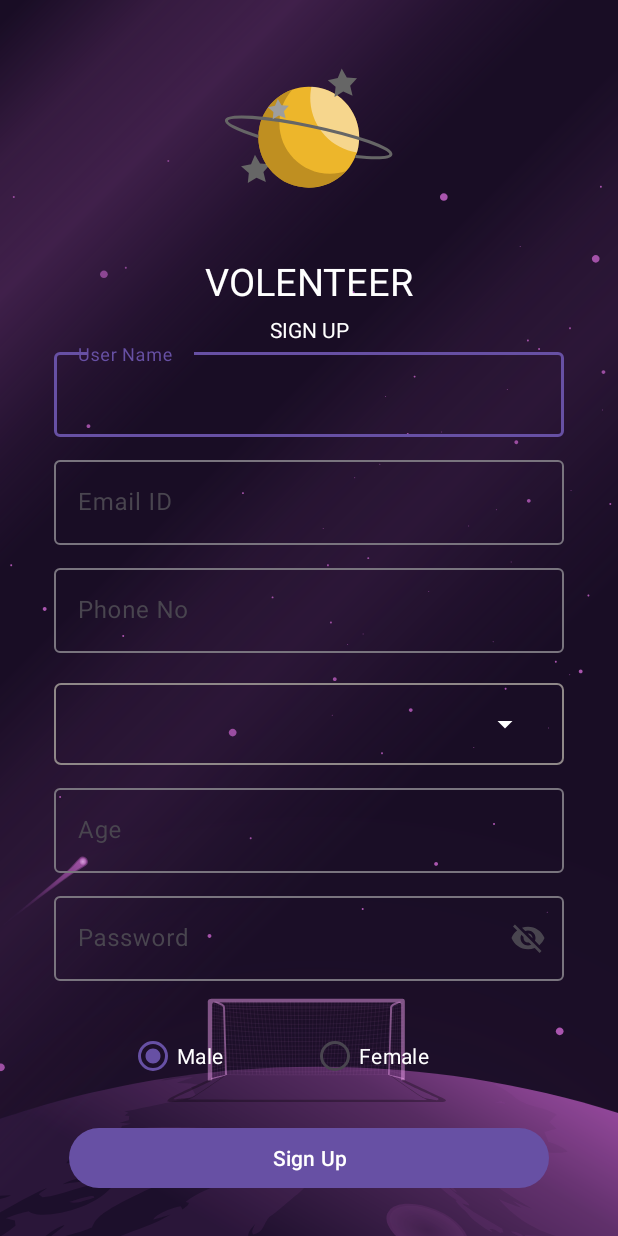
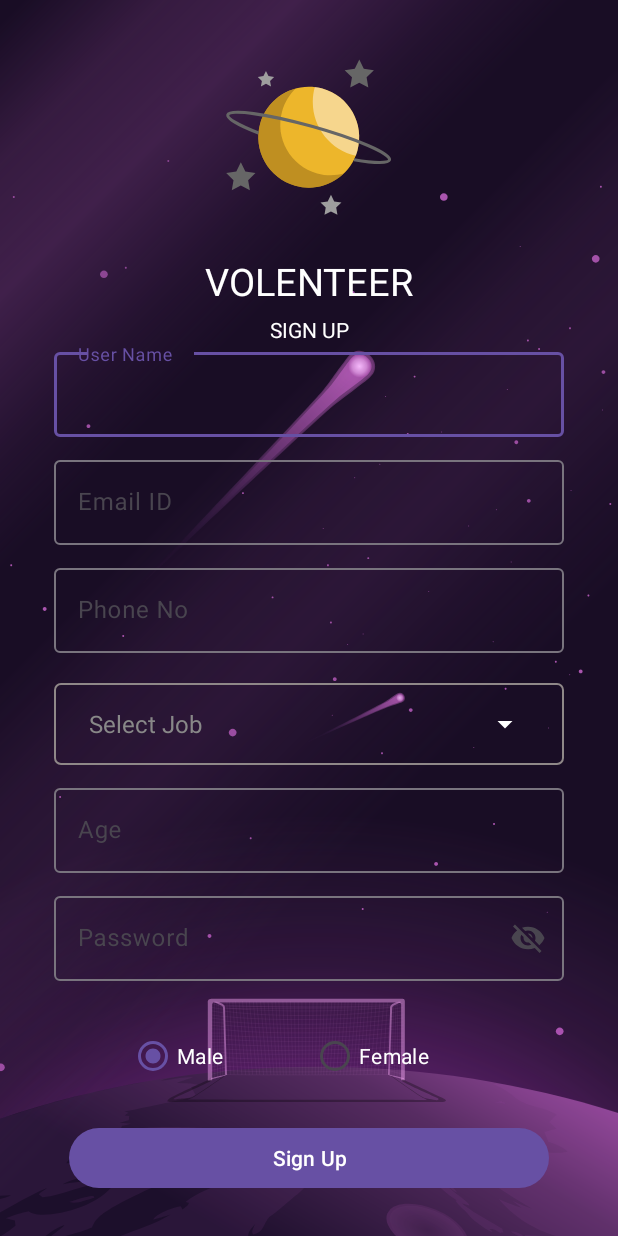
Before and after one commit to harsh9165253988/kenjy_tris, an Android app: the userSignup screen opened directly, with no data from a screen before it, after a tap on an icon or button, on a phone screen of 412 x 824 dp. Run offline under Robolectric (Android 15) with nearby library versions, the phone set to English and light mode, and no system bars; our stand-ins replace Firebase (no records; nobody signed in at launch, a user with empty details on screens opened directly); libraries missing offline, so code that uses them is left out: com.basgeekball.awesomevalidation; 6 statements that could not run were skipped; 2 other taps on this screen came first.

Commit message:
job selection on user signup added

```diff
--- a/app/build.gradle.kts
+++ b/app/build.gradle.kts
@@ -42,4 +42,6 @@
     androidTestImplementation("androidx.test.espresso:espresso-core:3.5.1")
     implementation ("com.basgeekball:awesome-validation:4.3")
     implementation ("com.airbnb.android:lottie:6.1.0")
+    implementation(platform("com.google.firebase:firebase-bom:32.5.0"))
+    implementation("com.google.firebase:firebase-database")
 }
--- a/app/src/main/java/com/example/project/userSignup.java
+++ b/app/src/main/java/com/example/project/userSignup.java
@@ -4,13 +4,17 @@
 import androidx.appcompat.app.AppCompatActivity;
 
 import android.content.Intent;
+import android.graphics.Color;
 import android.os.Bundle;
 import android.util.Log;
 import android.util.Patterns;
 import android.view.View;
+import android.widget.AdapterView;
+import android.widget.ArrayAdapter;
 import android.widget.Button;
 import android.widget.EditText;
 import android.widget.RadioButton;
+import android.widget.Spinner;
 import android.widget.TextView;
 import android.widget.Toast;
 
@@ -60,6 +64,40 @@
         F=findViewById(R.id.radioFemale);
         requestButton = findViewById(R.id.buttonSign);
         alreadySignin = findViewById(R.id.already_signin);
+        Spinner spinnerJob = findViewById(R.id.spinneJoblist);
+        ArrayAdapter<CharSequence> adapter = ArrayAdapter.createFromResource(
+                this,
+                R.array.job_options,
+                android.R.layout.simple_spinner_item
+        );
+
+// Set the layout resource for each spinner item
+        adapter.setDropDownViewResource(android.R.layout.simple_spinner_dropdown_item);
+
+// Set the adapter to the spinner
+        spinnerJob.setAdapter(adapter);
+
+// Set a listener to handle the selection
+        spinnerJob.setOnItemSelectedListener(new AdapterView.OnItemSelectedListener() {
+            @Override
+            public void onItemSelected(AdapterView<?> parentView, View selectedItemView, int position, long id) {
+                // If the hint item is selected, set the text color to gray
+                if (position == 0) {
+                    ((TextView) parentView.getChildAt(0)).setTextColor(Color.GRAY);
+                } else {
+                    // Set the selected item text color to black
+                    ((TextView) parentView.getChildAt(0)).setTextColor(Color.WHITE);
+                }
+            }
+
+            @Override
+            public void onNothingSelected(AdapterView<?> parentView) {
+                // Do nothing here
+            }
+        });
+
+// Set the hint as the default selection
+        spinnerJob.setSelection(0, false);
 
 
 
--- a/app/src/main/res/values/jobList.xml
+++ b/app/src/main/res/values/jobList.xml
@@ -4,6 +4,7 @@
         <item>Select Job</item>
         <item>Astronaut</item>
         <item>space engineer</item>
+        <item>tailer</item>
         <!-- Add more items as needed -->
     </string-array>
 
```
